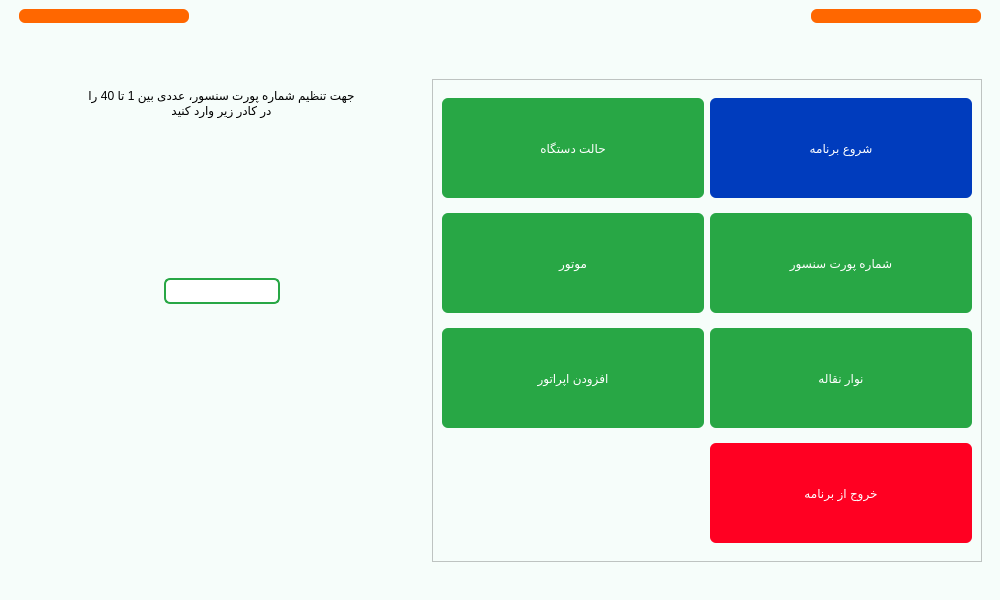
Old version of the form main.ui in the repository Farazist/raspberrypi-app.
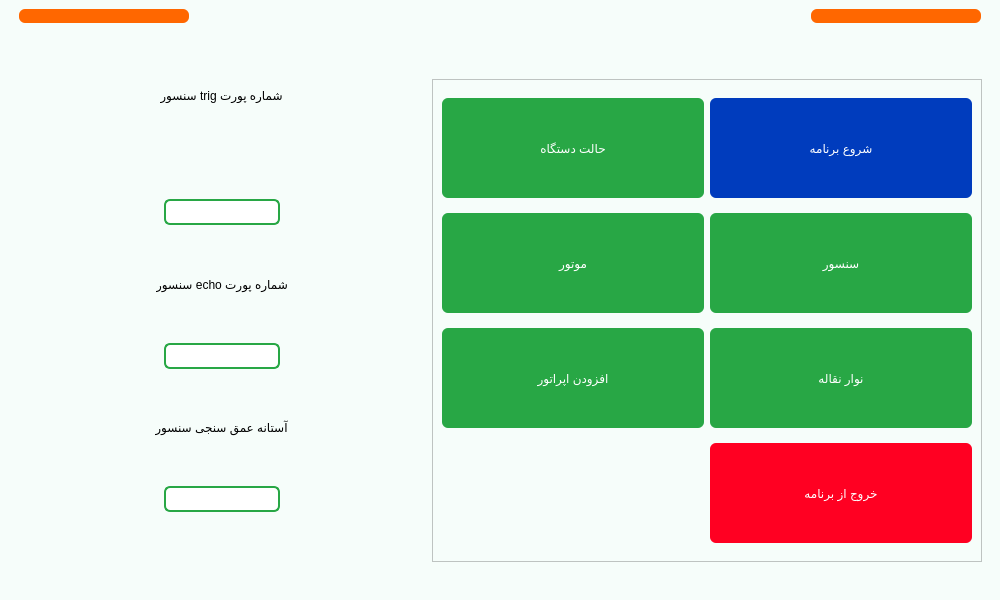
New version of the form. The open tabs and pages were chosen to show the change. Icons and pictures are not drawn.

The edit to the form file:
```diff
--- a/main.ui
+++ b/main.ui
@@ -1629,7 +1629,7 @@
             <widget class="QWidget" name="pageSettingSensorPort">
              <layout class="QVBoxLayout" name="verticalLayout_21">
               <property name="bottomMargin">
-               <number>100</number>
+               <number>50</number>
               </property>
               <item alignment="Qt::AlignHCenter|Qt::AlignTop">
                <widget class="QLabel" name="lblSensorPort">
@@ -1639,7 +1639,7 @@
 color: #000000;</string>
                 </property>
                 <property name="text">
-                 <string>جهت تنظیم شماره پورت سنسور، عددی بین 1 تا 40 را در کادر زیر وارد کنید</string>
+                 <string>شماره پورت trig سنسور</string>
                 </property>
                 <property name="alignment">
                  <set>Qt::AlignCenter</set>
@@ -1649,8 +1649,20 @@
                 </property>
                </widget>
               </item>
-              <item alignment="Qt::AlignHCenter|Qt::AlignTop">
-               <widget class="QLineEdit" name="tbSensorPort">
+              <item alignment="Qt::AlignHCenter">
+               <widget class="QLineEdit" name="tb_sensor_trig_port">
+                <property name="minimumSize">
+                 <size>
+                  <width>0</width>
+                  <height>0</height>
+                 </size>
+                </property>
+                <property name="maximumSize">
+                 <size>
+                  <width>16777215</width>
+                  <height>16777215</height>
+                 </size>
+                </property>
                 <property name="styleSheet">
                  <string notr="true">background-color: #ffffff; 
 padding: 3px; 
@@ -1667,6 +1679,90 @@
                 </property>
                </widget>
               </item>
+              <item alignment="Qt::AlignHCenter">
+               <widget class="QLabel" name="lbl_sensor_echo_port">
+                <property name="styleSheet">
+                 <string notr="true">font: 22pt &quot;IRANSans&quot;;
+font: 22pt &quot;IRANSansFaNum&quot;;
+color: #000000;</string>
+                </property>
+                <property name="text">
+                 <string>شماره پورت echo سنسور</string>
+                </property>
+                <property name="alignment">
+                 <set>Qt::AlignCenter</set>
+                </property>
+               </widget>
+              </item>
+              <item alignment="Qt::AlignHCenter">
+               <widget class="QLineEdit" name="tb_sensor_echo_port">
+                <property name="minimumSize">
+                 <size>
+                  <width>0</width>
+                  <height>0</height>
+                 </size>
+                </property>
+                <property name="maximumSize">
+                 <size>
+                  <width>16777215</width>
+                  <height>16777215</height>
+                 </size>
+                </property>
+                <property name="styleSheet">
+                 <string notr="true">background-color: #ffffff; 
+padding: 3px; 
+border: 2px solid #28a745;
+border-radius: 6px;
+font: 26pt &quot;IRANSansFaNum&quot;;
+color:#000000;</string>
+                </property>
+                <property name="inputMethodHints">
+                 <set>Qt::ImhDigitsOnly</set>
+                </property>
+               </widget>
+              </item>
+              <item alignment="Qt::AlignHCenter">
+               <widget class="QLabel" name="lbl_sensor_depth_threshold">
+                <property name="styleSheet">
+                 <string notr="true">font: 22pt &quot;IRANSans&quot;;
+font: 22pt &quot;IRANSansFaNum&quot;;
+color: #000000;</string>
+                </property>
+                <property name="text">
+                 <string>آستانه عمق سنجی سنسور</string>
+                </property>
+                <property name="alignment">
+                 <set>Qt::AlignCenter</set>
+                </property>
+               </widget>
+              </item>
+              <item alignment="Qt::AlignHCenter">
+               <widget class="QLineEdit" name="tb_sensor_depth_threshold">
+                <property name="minimumSize">
+                 <size>
+                  <width>0</width>
+                  <height>0</height>
+                 </size>
+                </property>
+                <property name="maximumSize">
+                 <size>
+                  <width>16777215</width>
+                  <height>16777215</height>
+                 </size>
+                </property>
+                <property name="styleSheet">
+                 <string notr="true">background-color: #ffffff; 
+padding: 3px; 
+border: 2px solid #28a745;
+border-radius: 6px;
+font: 26pt &quot;IRANSansFaNum&quot;;
+color:#000000;</string>
+                </property>
+                <property name="inputMethodHints">
+                 <set>Qt::ImhDigitsOnly</set>
+                </property>
+               </widget>
+              </item>
              </layout>
             </widget>
             <widget class="QWidget" name="pageSettingConveyorPort">
@@ -1851,7 +1947,7 @@
 }</string>
                 </property>
                 <property name="text">
-                 <string>شماره پورت سنسور</string>
+                 <string>سنسور</string>
                 </property>
                </widget>
               </item>
```
Left out of the diff: 28 changed lines with no effect on the pictures.
